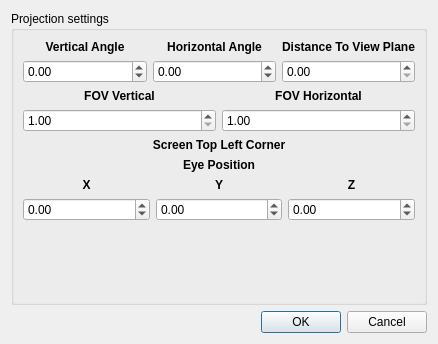
Old version of the form CAVEStereoModule/ui/CaveViewSettingsDialog.ui in the repository realXtend/tundra.
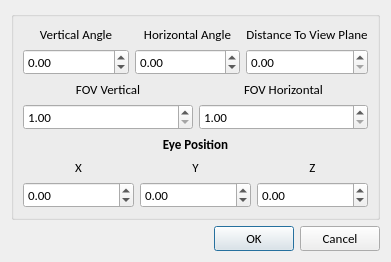
New version of the form.

Commit message: Move stuff to new Settings menu item, tweak ui files to be proper. Restore ctrl+f functionality to toggle full screen mode. Make console UI from up on top of the login browser ui.

The edit to the form file:
```diff
--- a/CAVEStereoModule/ui/CaveViewSettingsDialog.ui
+++ b/CAVEStereoModule/ui/CaveViewSettingsDialog.ui
@@ -6,10 +6,16 @@
    <rect>
     <x>0</x>
     <y>0</y>
-    <width>438</width>
-    <height>344</height>
+    <width>391</width>
+    <height>238</height>
    </rect>
   </property>
+  <property name="font">
+   <font>
+    <family>Calibri</family>
+    <pointsize>10</pointsize>
+   </font>
+  </property>
   <property name="windowTitle">
    <string>Dialog</string>
   </property>
@@ -17,7 +23,7 @@
    <item>
     <widget class="QGroupBox" name="projSettingsGroup">
      <property name="title">
-      <string>Projection settings</string>
+      <string/>
      </property>
      <layout class="QVBoxLayout" name="verticalLayout_2">
       <item>
@@ -26,8 +32,8 @@
          <widget class="QLabel" name="blz">
           <property name="font">
            <font>
-            <weight>75</weight>
-            <bold>true</bold>
+            <weight>50</weight>
+            <bold>false</bold>
            </font>
           </property>
           <property name="text">
@@ -42,8 +48,8 @@
          <widget class="QLabel" name="bly">
           <property name="font">
            <font>
-            <weight>75</weight>
-            <bold>true</bold>
+            <weight>50</weight>
+            <bold>false</bold>
            </font>
           </property>
           <property name="text">
@@ -78,8 +84,8 @@
          <widget class="QLabel" name="label_2">
           <property name="font">
            <font>
-            <weight>75</weight>
-            <bold>true</bold>
+            <weight>50</weight>
+            <bold>false</bold>
            </font>
           </property>
           <property name="text">
@@ -105,8 +111,8 @@
          <widget class="QLabel" name="brz">
           <property name="font">
            <font>
-            <weight>75</weight>
-            <bold>true</bold>
+            <weight>50</weight>
+            <bold>false</bold>
            </font>
           </property>
           <property name="text">
@@ -131,8 +137,8 @@
          <widget class="QLabel" name="label">
           <property name="font">
            <font>
-            <weight>75</weight>
-            <bold>true</bold>
+            <weight>50</weight>
+            <bold>false</bold>
            </font>
           </property>
           <property name="text">
@@ -155,22 +161,6 @@
         </item>
        </layout>
       </item>
-      <item>
-       <widget class="QLabel" name="top_left_label">
-        <property name="font">
-         <font>
-          <weight>75</weight>
-          <bold>true</bold>
-         </font>
-        </property>
-        <property name="text">
-         <string>Screen Top Left Corner</string>
-        </property>
-        <property name="alignment">
-         <set>Qt::AlignCenter</set>
-        </property>
-       </widget>
-      </item>
       <item>
        <widget class="QLabel" name="eye_pos_label">
         <property name="font">
@@ -193,8 +183,8 @@
          <widget class="QLabel" name="blx_3">
           <property name="font">
            <font>
-            <weight>75</weight>
-            <bold>true</bold>
+            <weight>50</weight>
+            <bold>false</bold>
            </font>
           </property>
           <property name="text">
@@ -209,8 +199,8 @@
          <widget class="QLabel" name="blz_3">
           <property name="font">
            <font>
-            <weight>75</weight>
-            <bold>true</bold>
+            <weight>50</weight>
+            <bold>false</bold>
            </font>
           </property>
           <property name="text">
@@ -225,8 +215,8 @@
          <widget class="QLabel" name="bly_3">
           <property name="font">
            <font>
-            <weight>75</weight>
-            <bold>true</bold>
+            <weight>50</weight>
+            <bold>false</bold>
            </font>
           </property>
           <property name="text">
```
Left out of the diff: 2 changed lines with no effect on the pictures. The commit also changes 8 other files.
